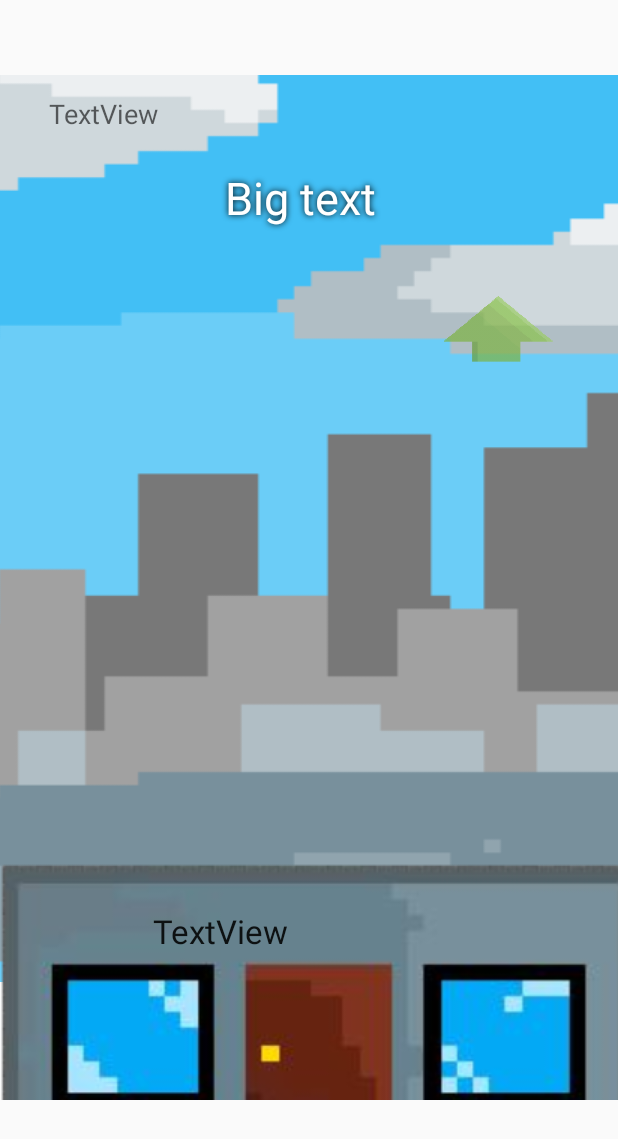
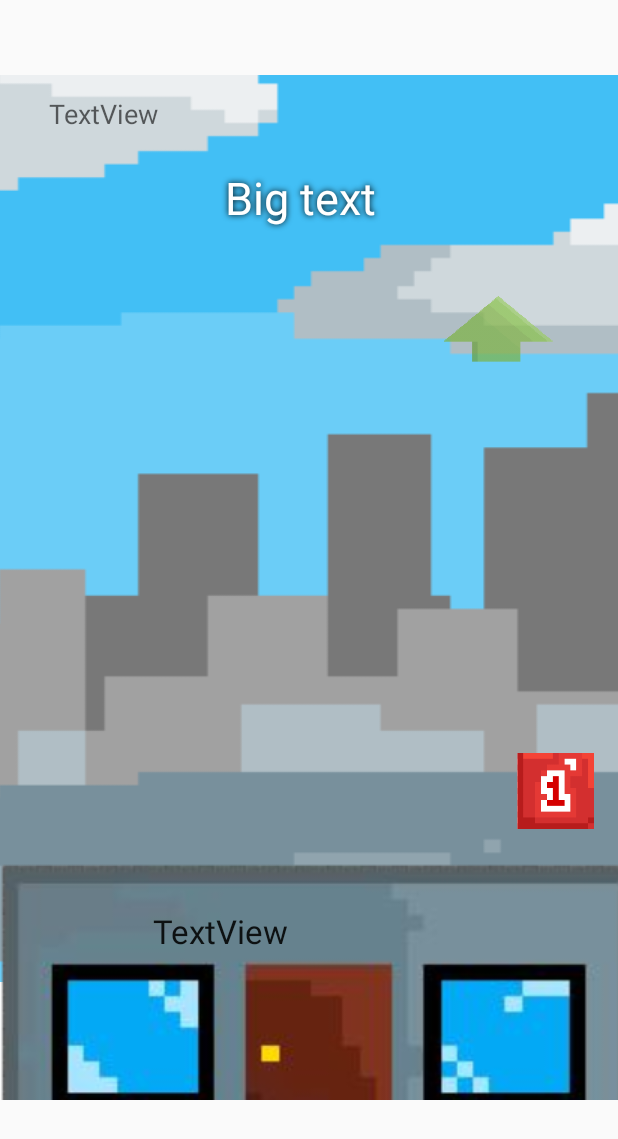
Before and after one commit to 7gang/p2-prototype, an Android app: the layout fragment_tower.xml on its own in the app's theme, with its tools: preview values and no code run, on a phone screen of 412 x 824 dp. Shown: the top 1139 px of the screen. Run offline under Robolectric (Android 15) with nearby library versions, the phone set to English and light mode, and no system bars.

Commit message:
Add team logo to Tower screen

```diff
--- a/app/src/main/java/dk/aau/med/a220/navigation_test/TowerFragment.java
+++ b/app/src/main/java/dk/aau/med/a220/navigation_test/TowerFragment.java
@@ -26,12 +26,14 @@ public class TowerFragment extends Fragment {
    private int nextLevel = Game.getUserTeamPointsUntilNextLevel();
    private float score = Game.getUserTeamScores();
    private Bitmap[] bitmaps = new Bitmap[5];
+   private Bitmap[] logo = new Bitmap[1];
 
     @Nullable
     @Override
     public View onCreateView(@NonNull LayoutInflater inflater, @Nullable ViewGroup container, @Nullable Bundle savedInstanceState) {
         binding = DataBindingUtil.inflate(inflater,R.layout.fragment_tower,container,false);
         View view = binding.getRoot();
+
         switch (Game.teamNumber) {
             case 2:
             bitmaps[0] = Bitmap.createBitmap(BitmapFactory.decodeResource(getResources(), R.drawable.b1));
@@ -39,6 +41,7 @@ public class TowerFragment extends Fragment {
             bitmaps[2] = Bitmap.createBitmap(BitmapFactory.decodeResource(getResources(), R.drawable.b3));
             bitmaps[3] = Bitmap.createBitmap(BitmapFactory.decodeResource(getResources(), R.drawable.b4));
             bitmaps[4] = Bitmap.createBitmap(BitmapFactory.decodeResource(getResources(), R.drawable.b5));
+            logo[0] = Bitmap.createBitmap(BitmapFactory.decodeResource(getResources(), R.drawable.logo2));
             break;
             case 1:
             bitmaps[0] = Bitmap.createBitmap(BitmapFactory.decodeResource(getResources(), R.drawable.r1));
@@ -46,6 +49,7 @@ public class TowerFragment extends Fragment {
             bitmaps[2] = Bitmap.createBitmap(BitmapFactory.decodeResource(getResources(), R.drawable.r3));
             bitmaps[3] = Bitmap.createBitmap(BitmapFactory.decodeResource(getResources(), R.drawable.r4));
             bitmaps[4] = Bitmap.createBitmap(BitmapFactory.decodeResource(getResources(), R.drawable.r5));
+            logo[0] = Bitmap.createBitmap(BitmapFactory.decodeResource(getResources(), R.drawable.logo1));
             break;
             case 3:
             bitmaps[0] = Bitmap.createBitmap(BitmapFactory.decodeResource(getResources(), R.drawable.g1));
@@ -53,6 +57,7 @@ public class TowerFragment extends Fragment {
             bitmaps[2] = Bitmap.createBitmap(BitmapFactory.decodeResource(getResources(), R.drawable.g3));
             bitmaps[3] = Bitmap.createBitmap(BitmapFactory.decodeResource(getResources(), R.drawable.g4));
             bitmaps[4] = Bitmap.createBitmap(BitmapFactory.decodeResource(getResources(), R.drawable.g5));
+            logo[0] = Bitmap.createBitmap(BitmapFactory.decodeResource(getResources(), R.drawable.logo3));
             break;
         }
         binding.textView32.setText("Level: " + level + ", Population: " + Math.round(score));
@@ -65,6 +70,7 @@ public class TowerFragment extends Fragment {
         img.setBackgroundResource(R.drawable.anim);
         frameAnimation = (AnimationDrawable) img.getBackground();
         frameAnimation.start();
+        binding.imageView11.setImageBitmap(logo[0]);
         return view;
     }
 
--- a/app/src/main/res/layout/fragment_tower.xml
+++ b/app/src/main/res/layout/fragment_tower.xml
@@ -110,6 +110,17 @@
             android:layout_height="match_parent">
 
             <ImageView
+                android:id="@+id/imageView11"
+                android:layout_width="51dp"
+                android:layout_height="52dp"
+                android:layout_marginEnd="16dp"
+                android:layout_marginBottom="180dp"
+                android:src="@drawable/logo1"
+                app:layout_constraintBottom_toBottomOf="parent"
+                app:layout_constraintEnd_toEndOf="parent"
+                app:srcCompat="@drawable/logo1" />
+
+            <ImageView
                 android:id="@+id/imageView10"
                 android:layout_width="89dp"
                 android:layout_height="74dp"
```
